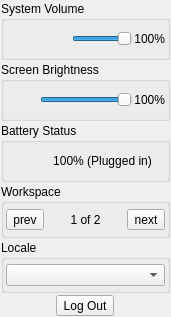
Before: the Qt Designer form src-qt5/core/lumina-desktop/panel-plugins/systemdashboard/SysMenuQuick.ui in lumina-desktop/lumina, drawn with Qt 5.
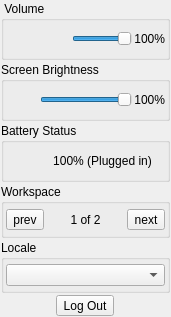
After: the same form once the commit is applied.

Commit message: Clean up some text on various UI's: 1) Unify the terminology for all the "leave" options (power off, restart, log out) 2) Remove some superfluous text from the system dashboard plugin menu.

The edit to the form file:
```diff
--- a/src-qt5/core/lumina-desktop/panel-plugins/systemdashboard/SysMenuQuick.ui
+++ b/src-qt5/core/lumina-desktop/panel-plugins/systemdashboard/SysMenuQuick.ui
@@ -47,7 +47,7 @@
    <item>
     <widget class="QGroupBox" name="group_volume">
      <property name="title">
-      <string>System Volume</string>
+      <string> Volume</string>
      </property>
      <property name="flat">
       <bool>false</bool>
```
The commit also changes 2 other files.
